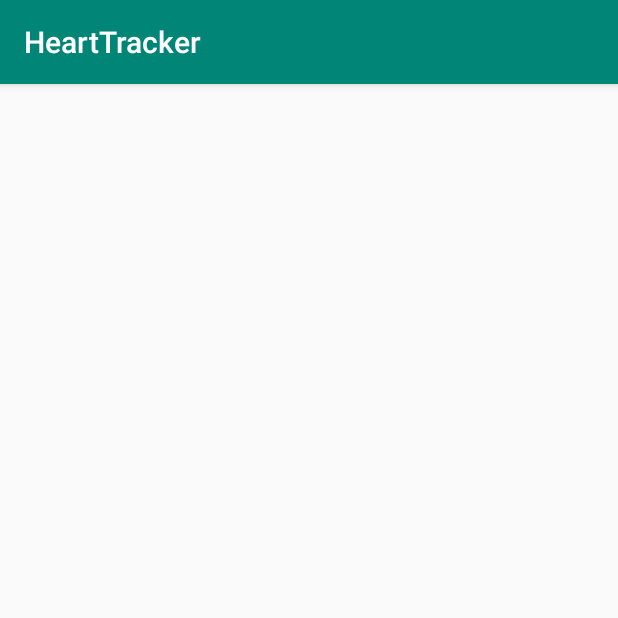
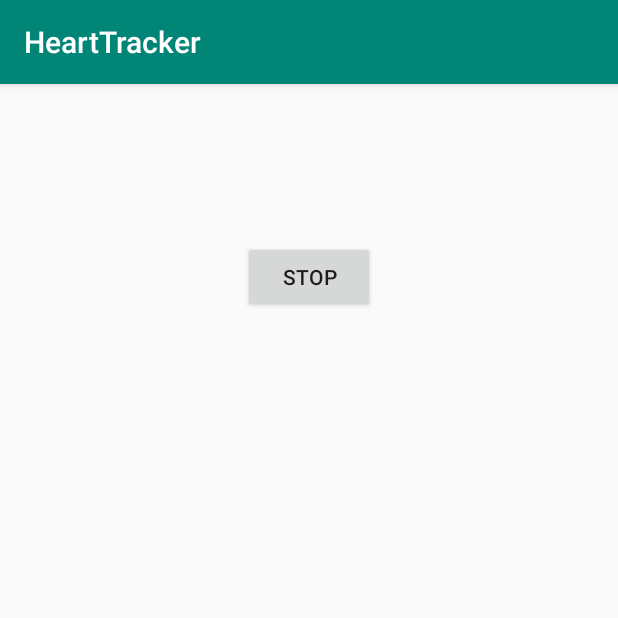
Before and after one commit to albinanderssons/BMEN20-Heart-tracker, an Android app: the MeasuringActivity screen opened directly, with no data from a screen before it, on a phone screen of 412 x 824 dp, the top half of it. Run offline under Robolectric (Android 15) with nearby library versions, the phone set to English and light mode, and no system bars.

Commit message:
Add timestamp and Stopbtn in view

```diff
--- a/app/src/main/java/com/example/android/HeartTracker/CameraPreview.java
+++ b/app/src/main/java/com/example/android/HeartTracker/CameraPreview.java
@@ -9,6 +9,7 @@ import android.os.Environment;
 import android.util.Log;
 import android.view.SurfaceHolder;
 import android.view.SurfaceView;
+import android.widget.Button;
 import android.widget.ImageView;
 import android.widget.LinearLayout;
 import android.widget.TextView;
@@ -44,9 +45,10 @@ public class CameraPreview extends SurfaceView implements SurfaceHolder.Callback
     private List<Double> timeStamps;
 
     private TextView avgText;
+    private TextView measuring_time;
+    private Button btnStop;
 
-
-    public CameraPreview(Context context, Camera camera, ImageView mCameraPreview, LinearLayout layout, TextView avgText) {
+    public CameraPreview(Context context, Camera camera, ImageView mCameraPreview, LinearLayout layout, TextView avgText, TextView measuring_time) {
         super(context);
         mCamera = camera;
         params = mCamera.getParameters();
@@ -83,6 +85,7 @@ public class CameraPreview extends SurfaceView implements SurfaceHolder.Callback
         startTime = System.currentTimeMillis();
 
         this.avgText = avgText;
+        this.measuring_time = measuring_time;
     }
 
     public void surfaceCreated(SurfaceHolder holder) {
@@ -98,7 +101,14 @@ public class CameraPreview extends SurfaceView implements SurfaceHolder.Callback
 
     public void surfaceDestroyed(SurfaceHolder holder) {
         // empty. Taken care of in our activity.
+        if (mCamera != null) {
+            mCamera.stopPreview();
+            mCamera.setPreviewCallback(null);  // Remove the callback to prevent further updates
+            mCamera.release();
+            mCamera = null;
+        }
     }
+
     /* If the application is allowed to rotate, here is where you would change the camera preview
     * size and other formatting changes.*/
     public void surfaceChanged(SurfaceHolder holder, int format, int w, int h) {
@@ -226,6 +236,8 @@ public class CameraPreview extends SurfaceView implements SurfaceHolder.Callback
             mBitmap.setPixels(pixels, 0, height,0, 0, height, width);
             myCameraPreview.setImageBitmap(mBitmap);
             avgText.setText(String.valueOf(redAVGs.get(redAVGs.size() - 1)));
+            measuring_time.setText(String.valueOf(timeStamps.get(timeStamps.size()-1)));
+
             //save(DataFile, redAVGs);
         }
     }
--- a/app/src/main/java/com/example/android/HeartTracker/MeasuringActivity.java
+++ b/app/src/main/java/com/example/android/HeartTracker/MeasuringActivity.java
@@ -1,10 +1,12 @@
 package com.example.android.HeartTracker;
 
+import android.content.Intent;
 import android.hardware.Camera;
 import android.support.v7.app.AppCompatActivity;
 import android.os.Bundle;
 import android.view.View;
 import android.view.WindowManager;
+import android.widget.Button;
 import android.widget.FrameLayout;
 import android.widget.ImageView;
 import android.widget.LinearLayout;
@@ -18,6 +20,7 @@ public class MeasuringActivity extends AppCompatActivity {
     FrameLayout preview;
 
     TextView avgText;
+    TextView measuring_time;
     @Override
     protected void onCreate(Bundle savedInstanceState) {
         super.onCreate(savedInstanceState);
@@ -31,8 +34,14 @@ public class MeasuringActivity extends AppCompatActivity {
         layoutForImage = findViewById(R.id.ll);
         // Creates our own camera preview object to  be able to make changes to the previews.
         avgText = findViewById(R.id.avgtext);
-        mPreview = new CameraPreview(this, mCamera, convertedImageView,layoutForImage,avgText);
+        measuring_time = findViewById(R.id.measuring_time);
+        mPreview = new CameraPreview(this, mCamera, convertedImageView,layoutForImage,avgText, measuring_time);
         // Add our camerapreview to this activitys layout.
+        Button btnStop = findViewById(R.id.btnStop);
+        btnStop.setOnClickListener(view -> {
+            onPause();
+            stopMeasurement();
+        });
         preview = (FrameLayout) findViewById(R.id.camera_preview);
         preview.addView(mPreview);
         preview.setMinimumWidth(mPreview.width);
@@ -43,6 +52,12 @@ public class MeasuringActivity extends AppCompatActivity {
         getWindow().addFlags(WindowManager.LayoutParams.FLAG_KEEP_SCREEN_ON);
     }
 
+    private void stopMeasurement(){
+        Intent intent = new Intent(MeasuringActivity.this, MainActivity.class);
+        startActivity(intent);
+        finish();
+    }
+
 
 
     // This is connected to the lifecycle of the activity
@@ -51,15 +66,12 @@ public class MeasuringActivity extends AppCompatActivity {
         super.onPause();
         if (mCamera != null) {
             // Call stopPreview() to stop updating the preview surface.
-            mCamera.stopPreview();
+            mCamera.setPreviewCallback(null);
+            //mCamera.stopPreview();
+            //mCamera.release();
+            //mCamera = null;
+        }
 
-            // Important: Call release() to release the camera for use by other
-            // applications. Applications should release the camera immediately
-            // during onPause() and re-open() it during onResume()).
-            mCamera.release();
-
-            mCamera = null;
-        }
         mPreview = null;
     }
     // This is connected to the lifecycle of the activity
--- a/app/src/main/res/layout/activity_measure.xml
+++ b/app/src/main/res/layout/activity_measure.xml
@@ -19,5 +19,20 @@
         android:layout_gravity="center"
         android:visibility="visible" />
 
+    <TextView
+        android:id="@+id/measuring_time"
+        android:layout_width="wrap_content"
+        android:layout_height="wrap_content"
+        android:layout_gravity="center"
+        android:visibility="visible" />
+
+    <Button
+        android:id="@+id/btnStop"
+        android:layout_width="wrap_content"
+        android:layout_height="wrap_content"
+        android:text="Stop"
+        android:layout_gravity="center_horizontal"
+        android:layout_marginTop="16dp"/>
+
 
 </LinearLayout>
```
